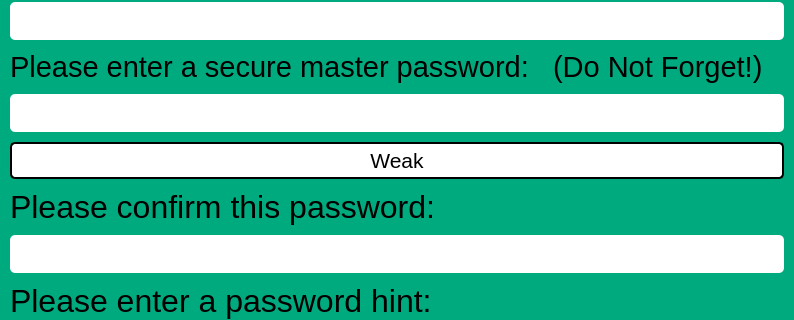
ChristianGleitzman/Password-Manager, file registration_window.ui: the form before one commit; both pictures show x 0 to 794 and y 241 to 561 of the 794 by 900 pixel window.
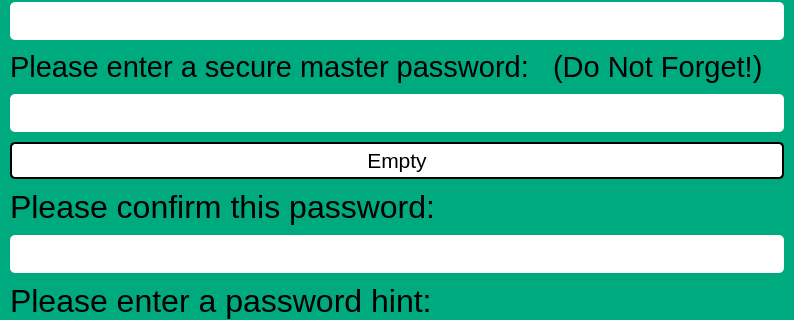
The form after the commit.

```diff
--- a/registration_window.ui
+++ b/registration_window.ui
@@ -242,7 +242,7 @@
        <bool>false</bool>
       </property>
       <property name="format">
-       <string>Weak</string>
+       <string>Empty</string>
       </property>
      </widget>
     </item>
```
